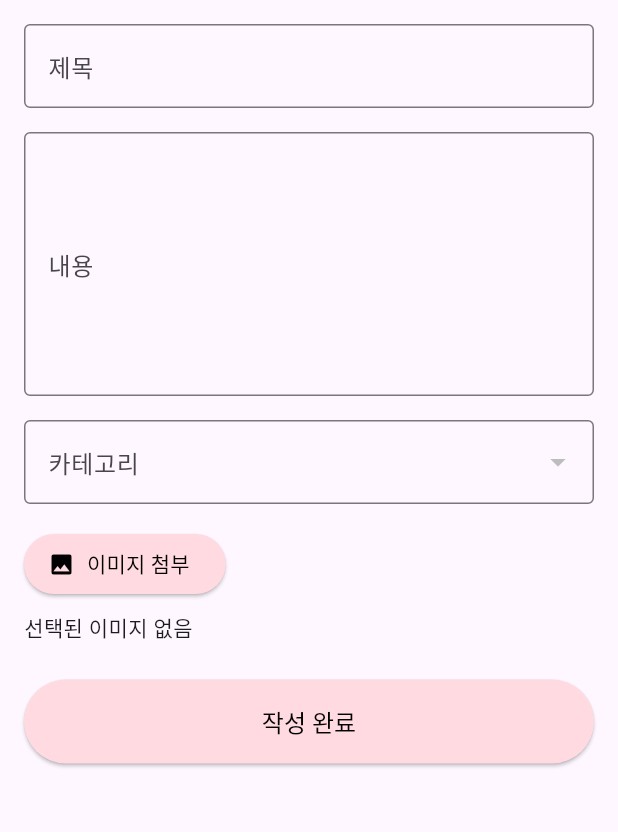
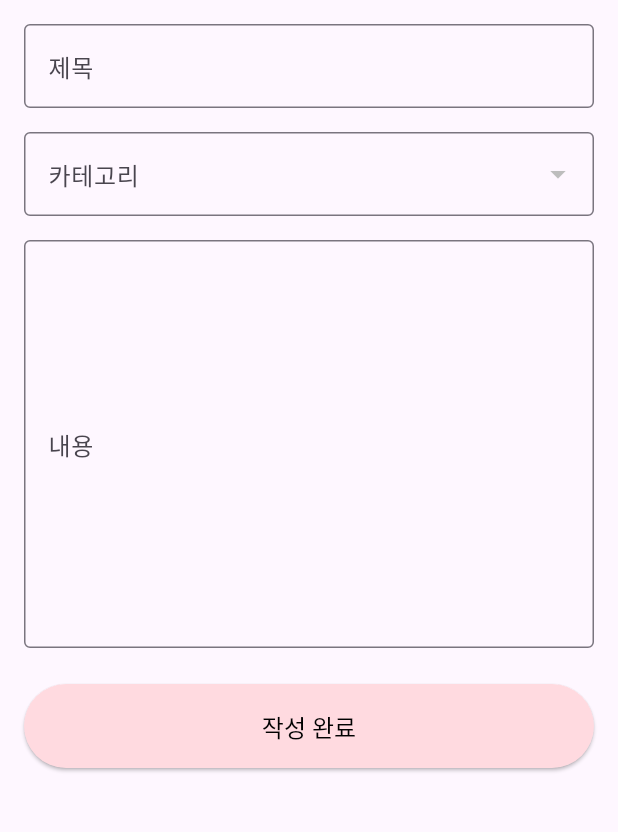
Before and after one commit to minwoo817/heartguard_project_app, a Flutter app: the BoardCreatePage screen opened directly, after a tap on "작성 완료", on a phone screen of 412 x 824 dp, the part 105-937 px from its top. Run offline on Flutter 3.47's test engine with Material 3 defaults, Android fonts, the phone set to English and light mode, and no system bars; our stand-ins replace dio, fluttertoast, geolocator, image_picker, permission_handler, shared_preferences; missing offline and left inert: flutter_naver_map, get_phone_number; accounts and stored records are empty; network calls fail.

```diff
--- a/lib/HeartGuard/board/boardcreate.dart
+++ b/lib/HeartGuard/board/boardcreate.dart
@@ -80,15 +80,12 @@ class _BoardCreatePageState extends State<BoardCreatePage> {
           }).toList();
 
           if (ustate == 0) {
-            _categories =
-                _categories.where((cat) => cat['cno'] == 2).toList();
+            _categories = _categories.where((cat) => cat['cno'] == 2).toList();
           } else if (ustate == 1) {
-            _categories =
-                _categories.where((cat) => cat['cno'] == 1).toList();
+            _categories = _categories.where((cat) => cat['cno'] == 1).toList();
           }
 
-          selectedCategory =
-          _categories.isNotEmpty ? _categories[0]['cno'] : null;
+          selectedCategory = _categories.isNotEmpty ? _categories[0]['cno'] : null;
         });
       } else {
         print("카테고리 요청 실패: ${response.statusCode}");
@@ -123,12 +120,14 @@ class _BoardCreatePageState extends State<BoardCreatePage> {
         MapEntry('cno', selectedCategory.toString()),
       ]);
 
+      // 관리자(ustate == 1)일 때만 이미지 첨부
+      if (ustate == 1) {
         for (var file in _images) {
           formData.files.add(MapEntry(
             'files',
-          await MultipartFile.fromFile(file.path,
-              filename: file.path.split('/').last),
+            await MultipartFile.fromFile(file.path, filename: file.path.split('/').last),
           ));
+        }
       }
 
       final response = await dio.post(
@@ -161,21 +160,13 @@ class _BoardCreatePageState extends State<BoardCreatePage> {
         child: Column(
           crossAxisAlignment: CrossAxisAlignment.start,
           children: [
+
             TextField(
               controller: titleController,
               decoration: InputDecoration(
                 labelText: "제목",
                 border: OutlineInputBorder(),
               ),
-            ),
-            SizedBox(height: 16),
-            TextField(
-              controller: contentController,
-              decoration: InputDecoration(
-                labelText: "내용",
-                border: OutlineInputBorder(),
-              ),
-              maxLines: 6,
             ),
             SizedBox(height: 16),
             DropdownButtonFormField<int>(
@@ -186,12 +177,26 @@ class _BoardCreatePageState extends State<BoardCreatePage> {
                 child: Text(cat['cname'] as String),
               ))
                   .toList(),
-              onChanged: null, // 선택 불가능하게 고정
+              onChanged: null,
               decoration: InputDecoration(
                 labelText: "카테고리",
                 border: OutlineInputBorder(),
               ),
             ),
+            SizedBox(height: 16),
+            TextField(
+              controller: contentController,
+              decoration: InputDecoration(
+                labelText: "내용",
+                border: OutlineInputBorder(
+
+                ),
+              ),
+              maxLines: 10,
+            ),
+
+            // 관리자일 경우에만 이미지 첨부 UI 표시
+            if (ustate == 1) ...[
               SizedBox(height: 16),
               ElevatedButton.icon(
                 onPressed: _pickImages,
@@ -219,6 +224,8 @@ class _BoardCreatePageState extends State<BoardCreatePage> {
                 ))
                     .toList(),
               ),
+            ],
+
             SizedBox(height: 24),
             SizedBox(
               width: double.infinity,
--- a/lib/HeartGuard/board/boardview.dart
+++ b/lib/HeartGuard/board/boardview.dart
@@ -261,6 +261,10 @@ class _BoardViewState extends State<BoardView> {
                 child: ElevatedButton(
                   onPressed: submitComment,
                   child: Text("댓글 등록"),
+                  style: ElevatedButton.styleFrom(
+                    backgroundColor: Color(0xFFFFDAE0),
+                    foregroundColor: Colors.black,
+                  ),
                 ),
               ),
             ],
```
Lines whose indentation alone changed are shown as unchanged.
